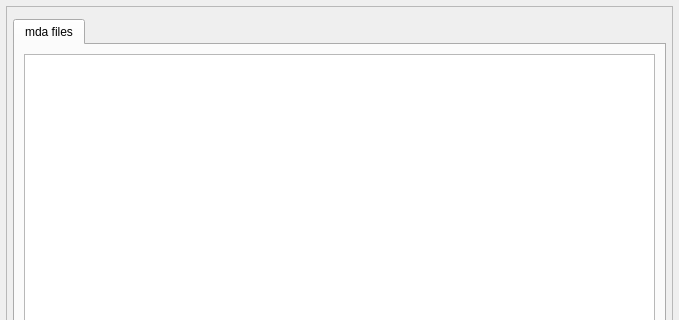
This is mdaviz/resources/mda_folder_table_view.ui in BCDA-APS/mdaviz as Qt 5 draws it before an edit; both pictures show x 0 to 679 and y 0 to 320 of the 679 by 870 pixel window. The edited form follows.
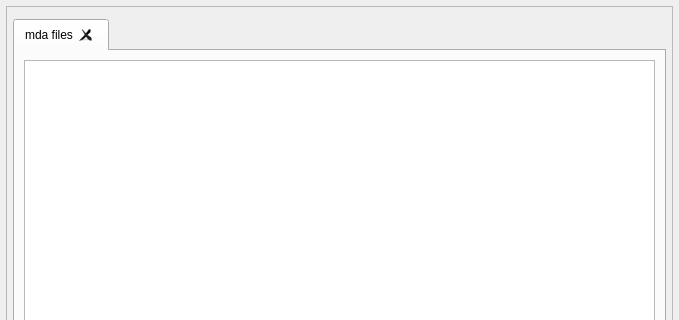
This is the edited form. Icons and pictures are not drawn.

Commit message: #90 made folder tab closable

What changed in the file:
```diff
--- a/mdaviz/resources/mda_folder_table_view.ui
+++ b/mdaviz/resources/mda_folder_table_view.ui
@@ -61,6 +61,9 @@
          <property name="currentIndex">
           <number>0</number>
          </property>
+         <property name="tabsClosable">
+          <bool>true</bool>
+         </property>
          <widget class="QWidget" name="TabWidgetPage2">
           <attribute name="title">
            <string>mda files</string>
```
